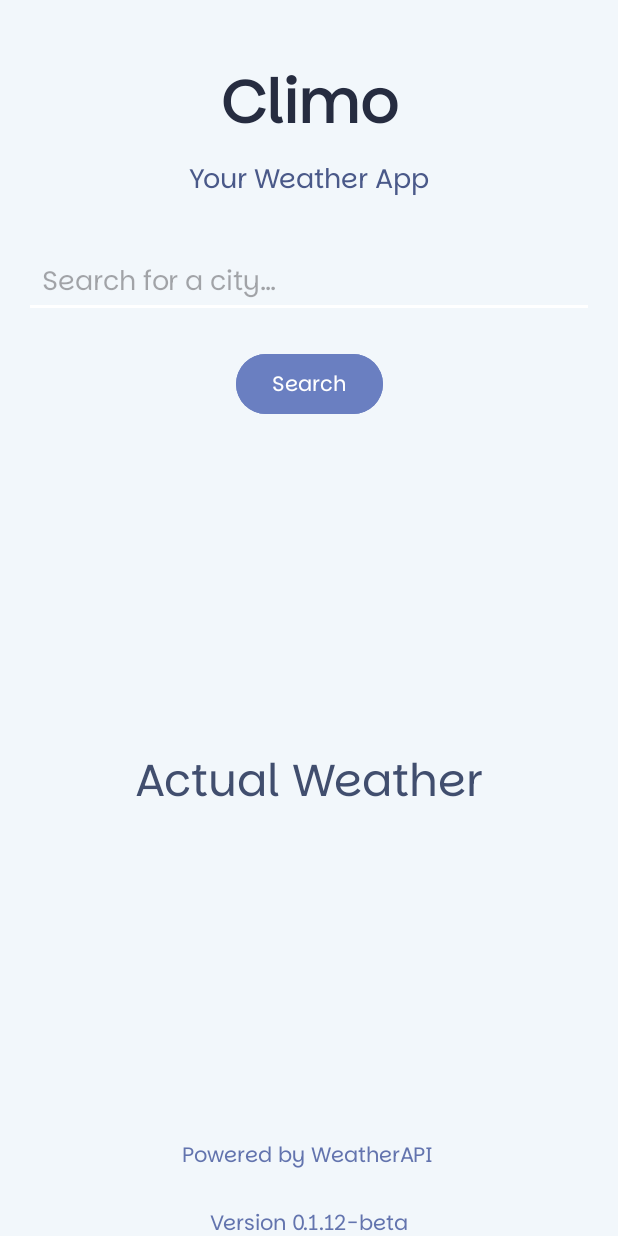
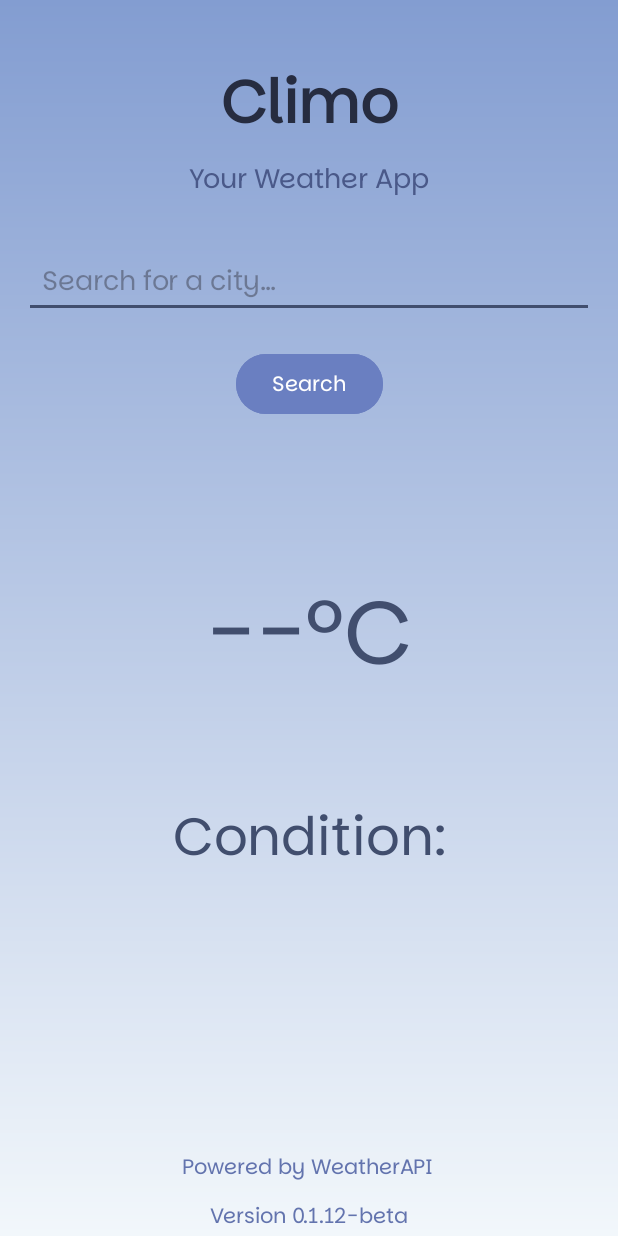
Before and after one commit to aaronrojas32/Climo, an Android app: the screen it shows after launch (MainActivity), on a phone screen of 412 x 824 dp. Run offline under Robolectric (Android 15) with nearby library versions, the light colour scheme and no system bars.

Commit message:
General UI update
Better looking main UI, added background gradient, deleted the status bar and added focus mode. Fixed the bug where status bar is still visble.

```diff
--- a/app/src/main/java/com/example/climo/MainActivity.java
+++ b/app/src/main/java/com/example/climo/MainActivity.java
@@ -28,9 +28,12 @@ public class MainActivity extends AppCompatActivity {
 
     private EditText cityInput;
     private TextView weatherDisplay;
+    private TextView conditionDisplay;
 
     @Override
     protected void onCreate(Bundle savedInstanceState) {
+
+        hideSystemUI();
 
         super.onCreate(savedInstanceState);
         setContentView(R.layout.activity_main);
@@ -38,6 +41,7 @@ public class MainActivity extends AppCompatActivity {
         cityInput = findViewById(R.id.editTextCity);
         Button fetchWeatherButton = findViewById(R.id.buttonFetchWeather);
         weatherDisplay = findViewById(R.id.actualWeather);
+        conditionDisplay = findViewById(R.id.condition);
 
         fetchWeatherButton.setOnClickListener(new View.OnClickListener() {
             @Override
@@ -51,6 +55,25 @@ public class MainActivity extends AppCompatActivity {
                 }
             }
         });
+    }
+
+    @Override
+    public void onWindowFocusChanged(boolean hasFocus) {
+        super.onWindowFocusChanged(hasFocus);
+        if (hasFocus) {
+            hideSystemUI();
+        }
+    }
+
+    private void hideSystemUI() {
+        //Setups permantly focus mode.
+        getWindow().getDecorView().setSystemUiVisibility(
+                View.SYSTEM_UI_FLAG_IMMERSIVE_STICKY
+                        | View.SYSTEM_UI_FLAG_FULLSCREEN
+                        | View.SYSTEM_UI_FLAG_HIDE_NAVIGATION
+                        | View.SYSTEM_UI_FLAG_LAYOUT_STABLE
+                        | View.SYSTEM_UI_FLAG_LAYOUT_HIDE_NAVIGATION
+                        | View.SYSTEM_UI_FLAG_LAYOUT_FULLSCREEN);
     }
 
     private void hideKeyboard() {
@@ -97,10 +120,12 @@ public class MainActivity extends AppCompatActivity {
                     String temperature = current.getString("temp_c");
                     String condition = current.getJSONObject("condition").getString("text");
 
-                    String weatherInfo = "Temperature: " + temperature + "°C\n" +
-                            "Condition: " + condition;
+                    String temp = temperature + "°C";
+                    String cond = "Condition: " + condition;
 
-                    runOnUiThread(() -> weatherDisplay.setText(weatherInfo));
+                    runOnUiThread(() -> weatherDisplay.setText(temp));
+                    runOnUiThread(() -> conditionDisplay.setText(cond));
+
 
                 } catch (JSONException e) {
                     runOnUiThread(() -> Toast.makeText(MainActivity.this, "Parsing error", Toast.LENGTH_SHORT).show());
--- /dev/null
+++ b/app/src/main/res/drawable/gradient.xml
@@ -0,0 +1,8 @@
+<?xml version="1.0" encoding="utf-8"?>
+<shape xmlns:android="http://schemas.android.com/apk/res/android">
+    <gradient
+        android:startColor="@color/main_500"
+        android:endColor="@color/background_50"
+        android:angle="18"
+        />
+</shape>
--- a/app/src/main/res/layout/activity_main.xml
+++ b/app/src/main/res/layout/activity_main.xml
@@ -7,63 +7,68 @@
     android:background="@color/background_50"
     tools:context=".MainActivity">
 
+    <RelativeLayout
+        android:layout_width="match_parent"
+        android:layout_height="match_parent"
+        android:background="@drawable/gradient" />
     <!-- Título de la app -->
     <TextView
         android:id="@+id/appTitle"
         android:layout_width="wrap_content"
         android:layout_height="wrap_content"
+        android:layout_marginTop="40dp"
         android:text="@string/app_name"
+        android:textColor="@color/text_main"
         android:textSize="40sp"
         android:textStyle="bold"
-        android:textColor="@color/text_main"
-        android:layout_marginTop="40dp"
-        app:layout_constraintTop_toTopOf="parent"
+        app:layout_constraintEnd_toEndOf="parent"
         app:layout_constraintStart_toStartOf="parent"
-        app:layout_constraintEnd_toEndOf="parent" />
+        app:layout_constraintTop_toTopOf="parent" />
 
     <!-- Subtítulo -->
     <TextView
         android:id="@+id/subtitle"
         android:layout_width="wrap_content"
         android:layout_height="wrap_content"
+        android:layout_marginTop="10dp"
         android:text="@string/slogan"
+        android:textColor="@color/text_800"
         android:textSize="18sp"
-        android:textColor="@color/text_800"
-        android:layout_marginTop="10dp"
-        app:layout_constraintTop_toBottomOf="@id/appTitle"
+        app:layout_constraintEnd_toEndOf="parent"
         app:layout_constraintStart_toStartOf="parent"
-        app:layout_constraintEnd_toEndOf="parent" />
+        app:layout_constraintTop_toBottomOf="@id/appTitle" />
 
     <!-- Campo para ingresar la ciudad -->
     <EditText
         android:id="@+id/editTextCity"
         android:layout_width="0dp"
         android:layout_height="wrap_content"
+        android:layout_marginHorizontal="16dp"
+        android:layout_marginTop="30dp"
+        android:autofillHints=""
+        android:backgroundTint="@color/text_900"
         android:hint="@string/search"
+        android:inputType="text"
+        android:padding="12dp"
         android:textColor="@android:color/black"
-        android:backgroundTint="@android:color/white"
-        android:layout_marginHorizontal="16dp"
-        android:padding="12dp"
-        android:inputType="text"
-        app:layout_constraintTop_toBottomOf="@id/subtitle"
+        app:layout_constraintEnd_toEndOf="parent"
         app:layout_constraintStart_toStartOf="parent"
-        app:layout_constraintEnd_toEndOf="parent"
-        android:layout_marginTop="30dp" />
+        app:layout_constraintTop_toBottomOf="@id/subtitle" />
 
     <!-- Botón para buscar -->
     <Button
         android:id="@+id/buttonFetchWeather"
         android:layout_width="wrap_content"
         android:layout_height="wrap_content"
+        android:layout_marginHorizontal="32dp"
+        android:layout_marginTop="20dp"
+        android:backgroundTint="@color/main_600"
         android:text="@string/search_button"
-        android:layout_marginTop="20dp"
-        app:layout_constraintTop_toBottomOf="@id/editTextCity"
-        app:layout_constraintStart_toStartOf="parent"
-        app:layout_constraintEnd_toEndOf="parent"
-        android:backgroundTint="@color/main_600"
         android:textAlignment="center"
         android:textColor="@android:color/white"
-        android:layout_marginHorizontal="32dp" />
+        app:layout_constraintEnd_toEndOf="parent"
+        app:layout_constraintStart_toStartOf="parent"
+        app:layout_constraintTop_toBottomOf="@id/editTextCity" />
 
 
     <!-- Pie de página -->
@@ -72,7 +77,7 @@
         android:id="@+id/footer"
         android:layout_width="wrap_content"
         android:layout_height="wrap_content"
-        android:layout_marginBottom="44dp"
+        android:layout_marginBottom="36dp"
         android:text="@string/powered_by_weatherapi"
         android:textColor="@color/text_700"
         android:textSize="14sp"
@@ -85,21 +90,22 @@
         android:id="@+id/actualWeather"
         android:layout_width="wrap_content"
         android:layout_height="wrap_content"
-        android:text="Actual Weather"
+        android:text="@string/temp_preview"
         android:textAlignment="center"
-        android:textSize="30sp"
         android:textColor="@color/text_900"
+        android:textSize="60sp"
         app:layout_constraintBottom_toTopOf="@+id/footer"
         app:layout_constraintEnd_toEndOf="parent"
         app:layout_constraintStart_toStartOf="parent"
-        app:layout_constraintTop_toBottomOf="@+id/buttonFetchWeather" />
+        app:layout_constraintTop_toBottomOf="@+id/buttonFetchWeather"
+        app:layout_constraintVertical_bias="0.246" />
 
     <TextView
         android:id="@+id/versionText"
         android:layout_width="wrap_content"
         android:layout_height="wrap_content"
         android:layout_gravity="center"
-        android:layout_marginTop="25dp"
+        android:layout_marginTop="8dp"
         android:text="@string/app_version"
         android:textColor="@color/text_700"
         android:textSize="14sp"
@@ -108,5 +114,18 @@
         app:layout_constraintStart_toStartOf="parent"
         app:layout_constraintTop_toBottomOf="@+id/footer" />
 
+    <TextView
+        android:id="@+id/condition"
+        android:layout_width="wrap_content"
+        android:layout_height="wrap_content"
+        android:text="@string/condition"
+        android:textColor="@color/text_900"
+        android:textSize="35sp"
+        app:layout_constraintBottom_toTopOf="@+id/footer"
+        app:layout_constraintEnd_toEndOf="parent"
+        app:layout_constraintStart_toStartOf="parent"
+        app:layout_constraintTop_toBottomOf="@+id/actualWeather"
+        app:layout_constraintVertical_bias="0.271" />
+
 
 </androidx.constraintlayout.widget.ConstraintLayout>
--- a/app/src/main/res/values/strings.xml
+++ b/app/src/main/res/values/strings.xml
@@ -5,4 +5,6 @@
     <string name="search_button">Search</string>
     <string name="powered_by_weatherapi">Powered by WeatherAPI</string>
     <string name="app_version">Version 0.1.12-beta</string>
+    <string name="temp_preview">--ºC</string>
+    <string name="condition">Condition: </string>
 </resources>
```
